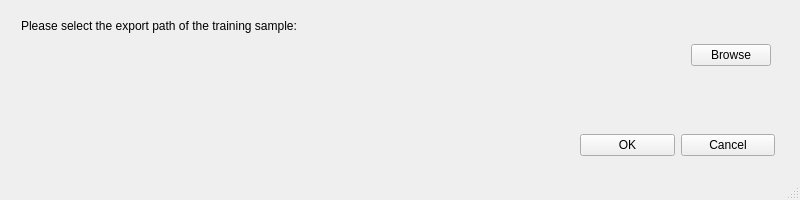
Bgolearn/BgoFace, file export.ui: the form before one commit.
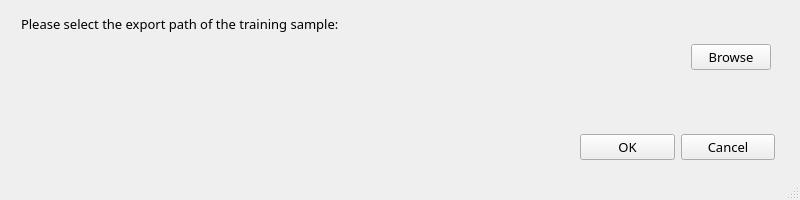
The form after the commit.

```diff
--- a/export.ui
+++ b/export.ui
@@ -10,6 +10,12 @@
     <height>200</height>
    </rect>
   </property>
+  <property name="font">
+   <font>
+    <family>Microsoft YaHei</family>
+    <pointsize>10</pointsize>
+   </font>
+  </property>
   <property name="windowTitle">
    <string>MainWindow</string>
   </property>
@@ -20,12 +26,18 @@
       <x>580</x>
       <y>130</y>
       <width>195</width>
-      <height>30</height>
+      <height>34</height>
      </rect>
     </property>
     <layout class="QHBoxLayout" name="horizontalLayout_3">
      <item>
       <widget class="QPushButton" name="okExportButton">
+       <property name="font">
+        <font>
+         <family>Microsoft YaHei</family>
+         <pointsize>10</pointsize>
+        </font>
+       </property>
        <property name="text">
         <string>OK</string>
        </property>
@@ -33,6 +45,12 @@
      </item>
      <item>
       <widget class="QPushButton" name="cancelExportButton">
+       <property name="font">
+        <font>
+         <family>Microsoft YaHei</family>
+         <pointsize>10</pointsize>
+        </font>
+       </property>
        <property name="text">
         <string>Cancel</string>
        </property>
@@ -44,11 +62,17 @@
     <property name="geometry">
      <rect>
       <x>21</x>
-      <y>18</y>
+      <y>13</y>
       <width>491</width>
-      <height>16</height>
+      <height>21</height>
      </rect>
     </property>
+    <property name="font">
+     <font>
+      <family>Microsoft YaHei</family>
+      <pointsize>10</pointsize>
+     </font>
+    </property>
     <property name="text">
      <string>Please select the export path of the training sample:</string>
     </property>
@@ -59,12 +83,18 @@
       <x>20</x>
       <y>40</y>
       <width>751</width>
-      <height>30</height>
+      <height>34</height>
      </rect>
     </property>
     <layout class="QHBoxLayout" name="horizontalLayout_7" stretch="1,0">
      <item>
       <widget class="QLabel" name="exportTrainingSamplePath">
+       <property name="font">
+        <font>
+         <family>Microsoft YaHei</family>
+         <pointsize>10</pointsize>
+        </font>
+       </property>
        <property name="text">
         <string/>
        </property>
@@ -72,6 +102,12 @@
      </item>
      <item>
       <widget class="QPushButton" name="browseExportTrainingSampleFileButton">
+       <property name="font">
+        <font>
+         <family>Microsoft YaHei</family>
+         <pointsize>10</pointsize>
+        </font>
+       </property>
        <property name="text">
         <string>Browse</string>
        </property>
```
